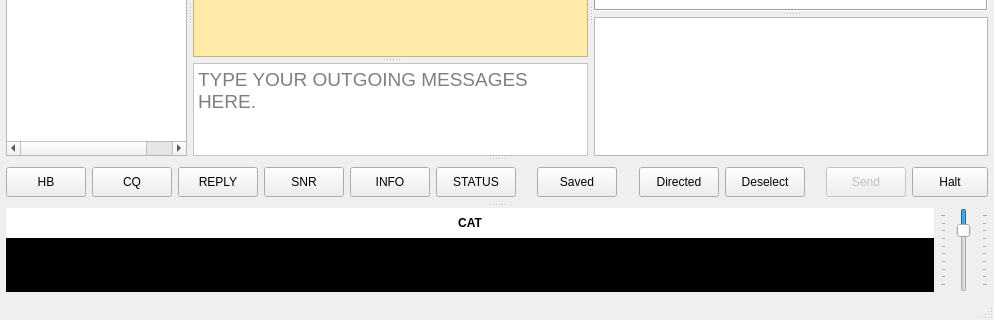
Qt form mainwindow.ui (bazineta/js8call) before a commit; both pictures show x 0 to 994 and y 285 to 605 of the 994 by 605 pixel window.
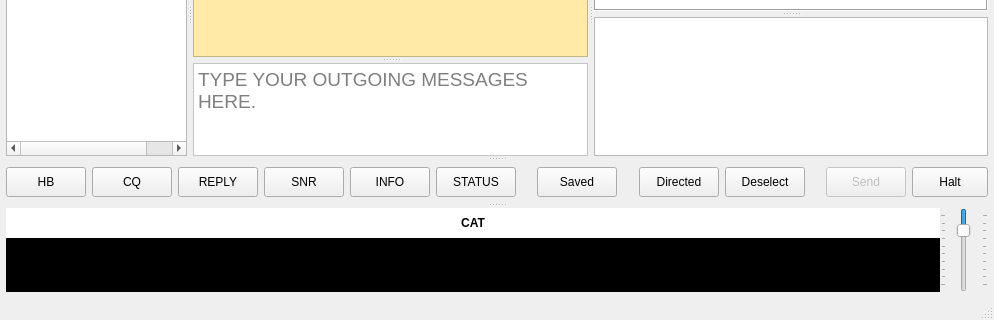
The same form after that commit. Icons and pictures are not drawn. Custom widgets are drawn as their Qt base class.

Commit message: Simplify layout

Diff of the .ui file:
```diff
--- a/mainwindow.ui
+++ b/mainwindow.ui
@@ -1678,51 +1678,15 @@
             <number>0</number>
            </property>
            <item>
-            <layout class="QVBoxLayout" name="verticalLayout_13">
-             <property name="spacing">
-              <number>0</number>
-             </property>
-             <property name="sizeConstraint">
-              <enum>QLayout::SizeConstraint::SetDefaultConstraint</enum>
-             </property>
-             <item>
-              <widget class="QFrame" name="frame_4">
-               <property name="sizePolicy">
-                <sizepolicy hsizetype="Preferred" vsizetype="MinimumExpanding">
-                 <horstretch>0</horstretch>
-                 <verstretch>0</verstretch>
-                </sizepolicy>
-               </property>
-               <property name="minimumSize">
-                <size>
-                 <width>0</width>
-                 <height>0</height>
-                </size>
-               </property>
-               <property name="frameShape">
-                <enum>QFrame::Shape::NoFrame</enum>
-               </property>
-               <property name="frameShadow">
-                <enum>QFrame::Shadow::Plain</enum>
-               </property>
-               <layout class="QHBoxLayout" name="horizontalLayout_4">
-                <property name="spacing">
-                 <number>0</number>
-                </property>
-                <property name="leftMargin">
-                 <number>0</number>
-                </property>
-                <property name="topMargin">
-                 <number>0</number>
-                </property>
-                <property name="rightMargin">
-                 <number>6</number>
-                </property>
-                <property name="bottomMargin">
-                 <number>0</number>
-                </property>
-                <item>
                  <widget class="QFrame" name="frame_3">
+              <property name="geometry">
+               <rect>
+                <x>0</x>
+                <y>0</y>
+                <width>75</width>
+                <height>31</height>
+               </rect>
+              </property>
                   <property name="sizePolicy">
                    <sizepolicy hsizetype="Preferred" vsizetype="MinimumExpanding">
                     <horstretch>0</horstretch>
@@ -1848,11 +1812,6 @@
                    </item>
                   </layout>
                  </widget>
-                </item>
-               </layout>
-              </widget>
-             </item>
-            </layout>
            </item>
            <item>
             <widget class="AttenuationSlider" name="outAttenuation">
```
Lines whose indentation alone changed are shown as unchanged. The commit also changes 1 other file.
